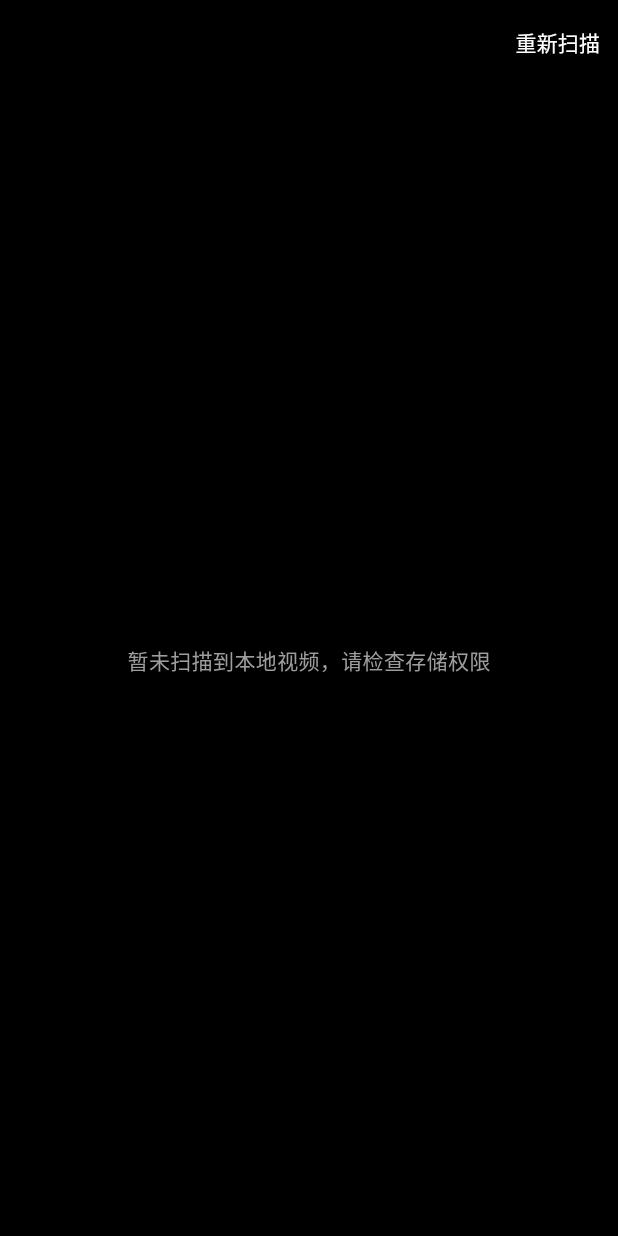
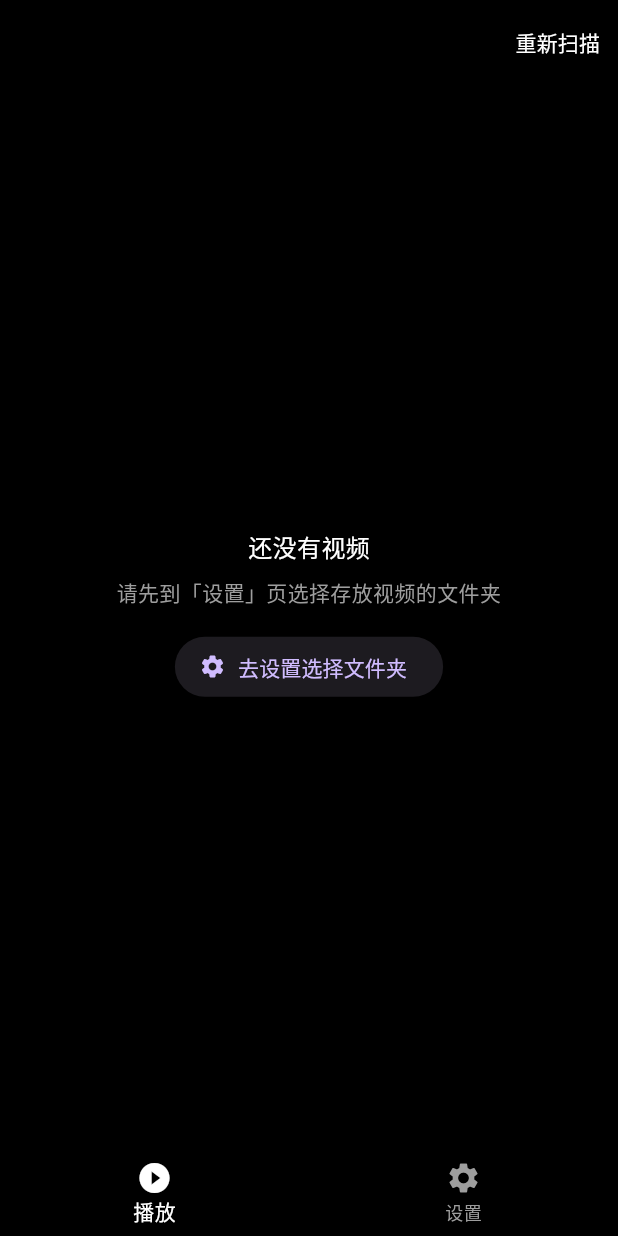
Before and after one commit to CCB-ccb-ccc/sleep-video-player, a Flutter app: the screen it shows after launch, on a phone screen of 412 x 824 dp. Run offline on Flutter 3.47's test engine with Material 3 defaults, Android fonts, the light colour scheme and no system bars; our stand-ins replace chewie, file_picker, permission_handler, shared_preferences, video_player; missing offline and left inert: video_thumbnail.

Commit message:
feat: 设置页/文件夹选择/自动隐藏控制/横屏按钮 + release v1.1.0+3

```diff
--- /dev/null
+++ b/lib/core/folder_store.dart
@@ -0,0 +1,26 @@
+import 'package:flutter/foundation.dart';
+import 'package:shared_preferences/shared_preferences.dart';
+
+/// 用户选中的视频文件夹持久化与变更通知
+///
+/// 取代原先「全盘遍历 /storage」的方案：用户自行指定一个或多个文件夹，
+/// 播放页只展示这些文件夹（含子目录）里的视频。
+class FolderStore {
+  static const String _key = 'selected_folders';
+
+  /// 变更计数通知：设置页增删文件夹后 +1，播放列表页监听后自动重新扫描。
+  static final changed = ValueNotifier<int>(0);
+
+  /// 读取已保存的文件夹列表（持久化在应用私有 SharedPreferences 中）。
+  static Future<List<String>> getFolders() async {
+    final prefs = await SharedPreferences.getInstance();
+    return prefs.getStringList(_key) ?? [];
+  }
+
+  /// 保存文件夹列表并广播变更。
+  static Future<void> saveFolders(List<String> folders) async {
+    final prefs = await SharedPreferences.getInstance();
+    await prefs.setStringList(_key, folders);
+    changed.value++;
+  }
+}
--- a/lib/core/video_scan_utils.dart
+++ b/lib/core/video_scan_utils.dart
@@ -4,6 +4,7 @@ import 'package:path/path.dart' as p;
 import 'package:path_provider/path_provider.dart';
 import 'package:video_thumbnail/video_thumbnail.dart';
 import 'package:video_player/video_player.dart';
+import '../core/folder_store.dart';
 import '../models/local_video_model.dart';
 
 /// 本地视频扫描工具（任务 3.2）
@@ -19,19 +20,31 @@ class VideoScanUtils {
   // 小于此大小的文件将被过滤（500KB）
   static const int _minFileSize = 500 * 1024;
 
-  /// 全盘扫描并返回视频列表（按修改时间倒序）。
+  /// 按用户选中的文件夹扫描并返回视频列表（按修改时间倒序）。
+  /// 取代原先「全盘遍历 /storage」的方案。
   /// [forceRefresh] 为 true 时清除缓存后重新遍历。
   static Future<List<LocalVideoModel>> scanVideos(
       {bool forceRefresh = false}) async {
+    final folders = await FolderStore.getFolders();
+    if (folders.isEmpty) {
+      // 未选择任何文件夹：返回空，列表页提示去设置页选择
+      return [];
+    }
+
     final cacheFile = await _cacheFile();
     if (!forceRefresh && await cacheFile.exists()) {
       try {
         final content = await cacheFile.readAsString();
-        final list = (jsonDecode(content) as List)
-            .map((e) => LocalVideoModel.fromJson(e as Map<String, dynamic>))
-            .toList();
-        // 二次启动直接读缓存，不重新扫描（任务 7 P4）
-        return list;
+        final decoded = jsonDecode(content) as Map<String, dynamic>;
+        final cachedFolders =
+            (decoded['folders'] as List).cast<String>();
+        // 文件夹集合未变化才复用缓存（任务 7 P4）；否则重新扫描
+        if (_sameSet(cachedFolders, folders)) {
+          final list = (decoded['videos'] as List)
+              .map((e) => LocalVideoModel.fromJson(e as Map<String, dynamic>))
+              .toList();
+          return list;
+        }
       } catch (_) {
         // 缓存损坏则重新扫描
       }
@@ -43,7 +56,7 @@ class VideoScanUtils {
     }
 
     final found = <LocalVideoModel>[];
-    for (final root in await _scanRoots()) {
+    for (final root in folders) {
       final dir = Directory(root);
       if (await dir.exists()) {
         await _walk(dir, thumbDir, found);
@@ -53,15 +66,28 @@ class VideoScanUtils {
     // 按文件修改时间倒序
     found.sort((a, b) => b.modifyTime.compareTo(a.modifyTime));
 
-    // 持久化缓存（任务 3.5 / 任务 7 P4）
+    // 持久化缓存（任务 3.5 / 任务 7 P4）：连同文件夹集合一起保存
     try {
-      final json = jsonEncode(found.map((e) => e.toJson()).toList());
+      final json = jsonEncode({
+        'folders': folders,
+        'videos': found.map((e) => e.toJson()).toList(),
+      });
       await cacheFile.writeAsString(json);
     } catch (_) {
       // 缓存写入失败不阻塞主流程
     }
 
     return found;
+  }
+
+  /// 比较两个文件夹集合是否一致（顺序无关）
+  static bool _sameSet(List<String> a, List<String> b) {
+    if (a.length != b.length) return false;
+    final setB = b.toSet();
+    for (final x in a) {
+      if (!setB.contains(x)) return false;
+    }
+    return true;
   }
 
   /// 刷新扫描：清除缓存后重新遍历（任务 3.6）
@@ -71,29 +97,6 @@ class VideoScanUtils {
       await cacheFile.delete();
     }
     return scanVideos(forceRefresh: true);
-  }
-
-  /// 枚举可扫描的根目录：内置存储 + 外置 SD 卡
-  static Future<List<String>> _scanRoots() async {
-    final roots = <String>[];
-    const primary = '/storage/emulated/0';
-    roots.add(primary);
-    // 枚举 /storage 下的外置卷（排除 emulated/self/obb 等系统目录）
-    final storageDir = Directory('/storage');
-    if (await storageDir.exists()) {
-      try {
-        await for (final e in storageDir.list()) {
-          if (e is Directory) {
-            final name = p.basename(e.path);
-            if (name == 'emulated' || name == 'self' || name == 'obb') continue;
-            roots.add(e.path);
-          }
-        }
-      } catch (_) {
-        // 无权限枚举则忽略
-      }
-    }
-    return roots;
   }
 
   /// 递归遍历目录，收集符合条件的视频
--- /dev/null
+++ b/lib/pages/home_page.dart
@@ -0,0 +1,51 @@
+import 'package:flutter/material.dart';
+import 'settings_page.dart';
+import 'video_list_page.dart';
+
+/// 首页容器：底部导航栏在「播放」与「设置」之间切换。
+/// 使用 IndexedStack 让两个页面都保持挂载，列表页状态不丢失。
+class HomePage extends StatefulWidget {
+  const HomePage({super.key});
+
+  @override
+  State<HomePage> createState() => _HomePageState();
+}
+
+class _HomePageState extends State<HomePage> {
+  int _tab = 0;
+
+  // 由首页持有，切换 tab 时传递给列表页（用于「去设置」空态按钮）
+  void _goSettings() => setState(() => _tab = 1);
+
+  @override
+  Widget build(BuildContext context) {
+    return Scaffold(
+      backgroundColor: Colors.black,
+      // IndexedStack：两个页面常驻，避免来回切换时重新加载
+      body: IndexedStack(
+        index: _tab,
+        children: [
+          VideoListPage(onGoSettings: _goSettings),
+          const SettingsPage(),
+        ],
+      ),
+      bottomNavigationBar: BottomNavigationBar(
+        backgroundColor: Colors.black,
+        selectedItemColor: Colors.white,
+        unselectedItemColor: Colors.grey,
+        currentIndex: _tab,
+        onTap: (i) => setState(() => _tab = i),
+        items: const [
+          BottomNavigationBarItem(
+            icon: Icon(Icons.play_circle_fill),
+            label: '播放',
+          ),
+          BottomNavigationBarItem(
+            icon: Icon(Icons.settings),
+            label: '设置',
+          ),
+        ],
+      ),
+    );
+  }
+}
--- a/lib/pages/video_list_page.dart
+++ b/lib/pages/video_list_page.dart
@@ -1,12 +1,15 @@
 import 'package:flutter/material.dart';
+import '../core/folder_store.dart';
 import '../core/permission_utils.dart';
 import '../core/video_scan_utils.dart';
 import '../models/local_video_model.dart';
 import '../widgets/video_grid_item.dart';
 
-/// 首页视频网格列表页（任务 4）
+/// 首页视频网格列表页（任务 4 / 改造为按文件夹扫描）
 class VideoListPage extends StatefulWidget {
-  const VideoListPage({super.key});
+  final VoidCallback? onGoSettings;
+
+  const VideoListPage({super.key, this.onGoSettings});
 
   @override
   State<VideoListPage> createState() => _VideoListPageState();
@@ -20,7 +23,20 @@ class _VideoListPageState extends State<VideoListPage> {
   @override
   void initState() {
     super.initState();
+    // 设置页增删文件夹后自动重新扫描（通过 FolderStore.changed 通知）
+    FolderStore.changed.addListener(_onFoldersChanged);
     _init();
+  }
+
+  @override
+  void dispose() {
+    FolderStore.changed.removeListener(_onFoldersChanged);
+    super.dispose();
+  }
+
+  void _onFoldersChanged() {
+    // 文件夹集合变化：重新加载（权限已在前次加载中处理）
+    _loadVideos();
   }
 
   /// 启动优先执行权限校验（任务 6.2）
@@ -106,7 +122,7 @@ class _VideoListPageState extends State<VideoListPage> {
         child: Column(
           mainAxisAlignment: MainAxisAlignment.center,
           children: [
-            const Text('需要存储权限才能扫描本地视频',
+            const Text('需要存储权限才能读取所选文件夹中的视频',
                 style: TextStyle(color: Colors.white)),
             const SizedBox(height: 12),
             ElevatedButton(
@@ -121,10 +137,30 @@ class _VideoListPageState extends State<VideoListPage> {
       return const Center(child: CircularProgressIndicator());
     }
     if (_videos.isEmpty) {
-      // 空态占位文案（任务 4.5）
-      return const Center(
-        child: Text('暂未扫描到本地视频，请检查存储权限',
-            style: TextStyle(color: Colors.grey)),
+      // 空态占位文案（任务 4.5，改造：引导去设置页选择文件夹）
+      return Center(
+        child: Padding(
+          padding: const EdgeInsets.symmetric(horizontal: 24),
+          child: Column(
+            mainAxisAlignment: MainAxisAlignment.center,
+            children: [
+              const Text('还没有视频',
+                  style: TextStyle(color: Colors.white, fontSize: 16)),
+              const SizedBox(height: 8),
+              const Text(
+                '请先到「设置」页选择存放视频的文件夹',
+                style: TextStyle(color: Colors.grey),
+                textAlign: TextAlign.center,
+              ),
+              const SizedBox(height: 16),
+              ElevatedButton.icon(
+                onPressed: widget.onGoSettings,
+                icon: const Icon(Icons.settings),
+                label: const Text('去设置选择文件夹'),
+              ),
+            ],
+          ),
+        ),
       );
     }
     // 双列网格展示（任务 4.2）
--- a/pubspec.yaml
+++ b/pubspec.yaml
@@ -16,7 +16,7 @@ publish_to: 'none' # Remove this line if you wish to publish to pub.dev
 # https://developer.apple.com/library/archive/documentation/General/Reference/InfoPlistKeyReference/Articles/CoreFoundationKeys.html
 # In Windows, build-name is used as the major, minor, and patch parts
 # of the product and file versions while build-number is used as the build suffix.
-version: 1.0.1+2
+version: 1.1.0+3
 
 environment:
   sdk: ^3.12.2
@@ -39,6 +39,8 @@ dependencies:
   permission_handler: ^13.0.1  # 存储权限请求
   path_provider: ^2.1.5        # 应用私有缓存目录（规范 3.3 引用 getApplicationCacheDirectory）
   path: ^1.9.0                 # 路径解析工具（扫描工具使用 p.basename/p.join/p.extension）
+  file_picker: ^12.0.0         # 选择文件夹（用户指定视频目录，避免全盘遍历）
+  shared_preferences: ^2.5.2   # 持久化用户选中的文件夹列表
 
 dev_dependencies:
   flutter_test:
```
Also changed, not shown: lib/main.dart (+3 -5 lines), lib/pages/settings_page.dart (added, +155 -0 lines), lib/pages/video_play_page.dart (+81 -9 lines), pubspec.lock, 2 other files.
